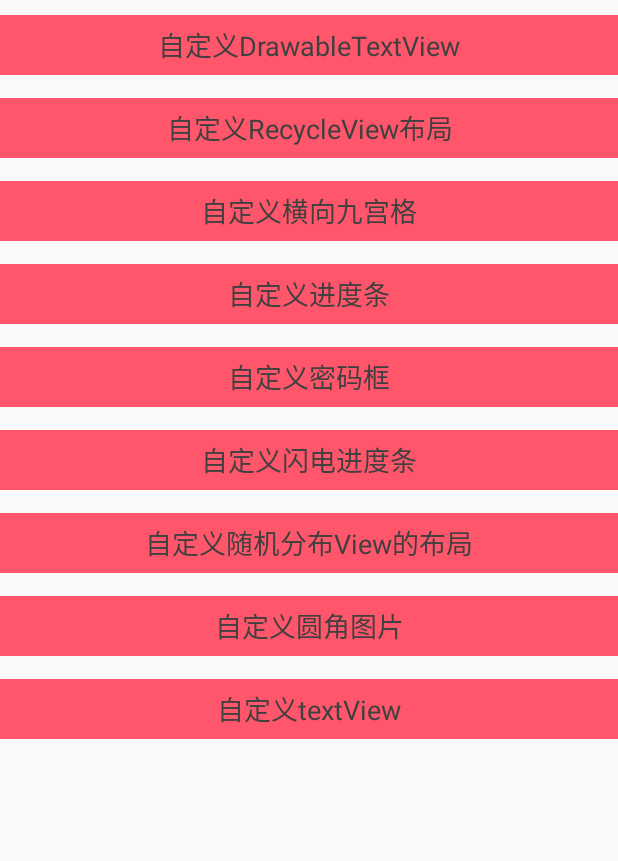
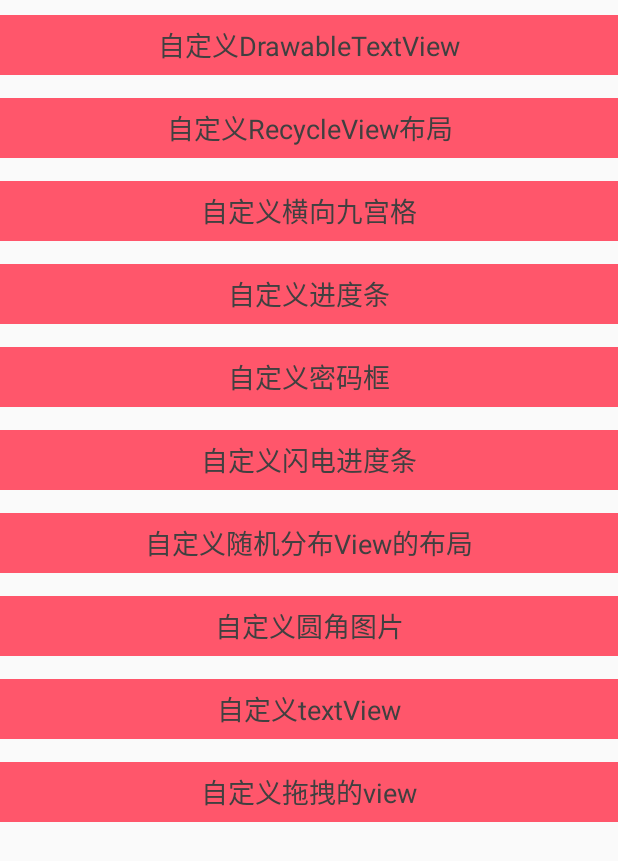
Before and after one commit to xjxliuxing/AndroidHelper, an Android app: the layout activity_custom_view_map.xml on its own in the app's theme, with its tools: preview values and no code run, on a phone screen of 412 x 824 dp. Shown: the top 861 px of the screen. Run offline under Robolectric (Android 15) with nearby library versions, the phone set to English and light mode, and no system bars.

Commit message:
自定义拖拽的界面

```diff
--- a/app/src/main/java/com/xjx/helper/ui/home/activity/todo/customviewui/CustomViewMapActivity.java
+++ b/app/src/main/java/com/xjx/helper/ui/home/activity/todo/customviewui/CustomViewMapActivity.java
@@ -25,7 +25,7 @@ public class CustomViewMapActivity extends CommonBaseTitleActivity {
         SwitchLoadingStatus(PlaceholderStatus.NONE);
 
         setOnClick(R.id.tv_1, R.id.tv_2, R.id.tv_3, R.id.tv_4, R.id.tv_5, R.id.tv_6,
-                R.id.tv_7, R.id.tv_8, R.id.tv_9);
+                R.id.tv_7, R.id.tv_8, R.id.tv_9, R.id.tv_10);
     }
 
     @Override
@@ -62,6 +62,9 @@ public class CustomViewMapActivity extends CommonBaseTitleActivity {
             case R.id.tv_9:// 自定义textView
                 intent.setClass(mContext, CustomTextViewActivity.class);
                 break;
+            case R.id.tv_10:// 自定义textView
+                intent.setClass(mContext, DragDropActivity.class);
+                break;
         }
 
         startActivity(intent);
--- a/app/src/main/res/layout/activity_custom_view_map.xml
+++ b/app/src/main/res/layout/activity_custom_view_map.xml
@@ -55,5 +55,10 @@
             style="@style/style_todo_item"
             android:text="自定义textView" />
 
+        <TextView
+            android:id="@+id/tv_10"
+            style="@style/style_todo_item"
+            android:text="自定义拖拽的view" />
+
     </LinearLayout>
 </androidx.core.widget.NestedScrollView>
```
Also changed, not shown: app/src/main/AndroidManifest.xml (+6 -6 lines), app/src/main/java/com/xjx/helper/ui/home/activity/todo/customviewui/DragDropActivity.kt (added, +21 -0 lines), app/src/main/res/layout/activity_drag_drop.xml (added, +9 -0 lines).
